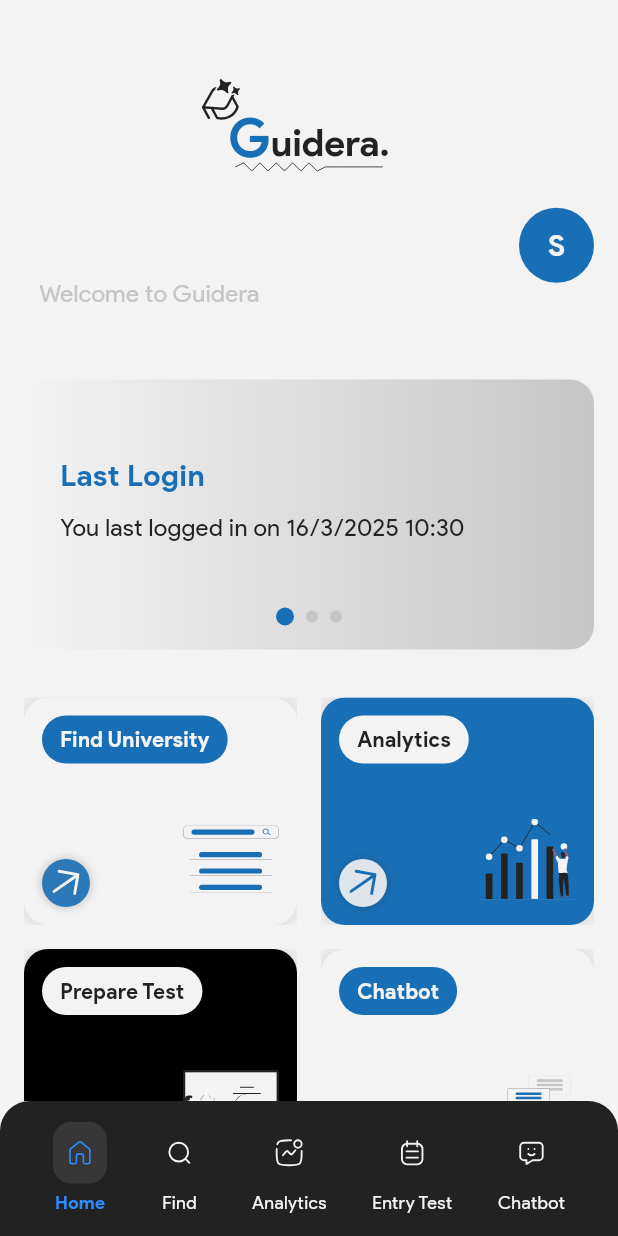
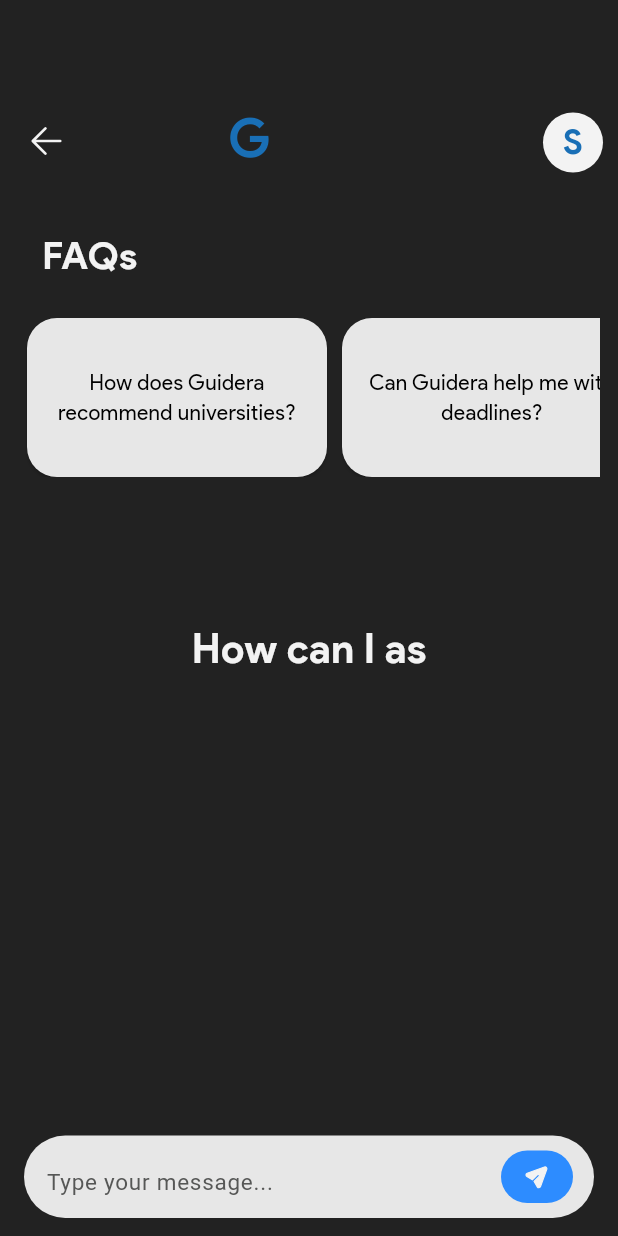
Before and after one commit to guidera-git/guidera_app, a Flutter app: the screen it shows after launch, on a phone screen of 412 x 824 dp. Run offline on Flutter 3.47's test engine with Material 3 defaults, Android fonts, the light colour scheme and no system bars; our stand-ins replace flutter_svg, image_picker, lottie, permission_handler; Roboto replaces fonts that are missing (Product Sans).

Commit message:
add chatbot screen

```diff
--- a/lib/main.dart
+++ b/lib/main.dart
@@ -1,4 +1,5 @@
 import 'package:flutter/material.dart';
+import 'package:guidera_app/screens/chatbot_screen.dart';
 import 'package:guidera_app/screens/home_screen.dart';
 import 'package:guidera_app/screens/login-signup.dart';
 import 'package:guidera_app/screens/login.dart';
@@ -25,7 +26,7 @@
       theme: lightTheme,
       darkTheme: darkTheme,
       themeMode: ThemeMode.system, // Auto-switch between light/dark mode
-      home: const HomeScreen(),
+      home: const ChatbotScreen(),
     );
   }
 }
--- /dev/null
+++ b/lib/screens/chatbot_screen.dart
@@ -0,0 +1,540 @@
+import 'dart:async';
+import 'package:flutter/material.dart';
+import 'package:flutter_svg/flutter_svg.dart';
+
+// Replace these with your actual imports.
+import 'package:guidera_app/theme/app_colors.dart';
+import 'package:guidera_app/widgets/header.dart';
+import 'package:guidera_app/screens/profile_dashboard_screen.dart'; // Make sure this is the correct path
+
+/// A single chat message (user or bot).
+class ChatMessage {
+  String text;
+  final bool isUser;
+  bool isTyping;
+
+  ChatMessage({
+    required this.text,
+    required this.isUser,
+    this.isTyping = false,
+  });
+}
+
+/// Clipper for a WhatsApp-like bubble with a tail.
+/// The tail side does NOT have a curved corner, making it look naturally attached.
+class WhatsAppBubbleClipper extends CustomClipper<Path> {
+  final bool isUser; // If true => tail on bottom-right, else bottom-left.
+
+  WhatsAppBubbleClipper({required this.isUser});
+
+  @override
+  Path getClip(Size size) {
+    final double r = 10; // Corner radius
+    final double tailSize = 6; // Size of the tail
+    final double w = size.width;
+    final double h = size.height;
+
+    final path = Path();
+
+    if (isUser) {
+      // Bubble with tail on the bottom-right.
+      path.moveTo(r, 0);
+      path.lineTo(w - r, 0);
+      path.quadraticBezierTo(w, 0, w, r);
+      path.lineTo(w, h - tailSize);
+      // Draw tail (attached, not curved).
+      path.lineTo(w - 5, h);
+      path.lineTo(w - 10, h - tailSize);
+      path.lineTo(r, h - tailSize);
+      path.quadraticBezierTo(0, h - tailSize, 0, h - r - tailSize);
+      path.lineTo(0, r);
+      path.quadraticBezierTo(0, 0, r, 0);
+      path.close();
+    } else {
+      // Bubble with tail on the bottom-left.
+      path.moveTo(r, 0);
+      path.lineTo(w - r, 0);
+      path.quadraticBezierTo(w, 0, w, r);
+      path.lineTo(w, h - r - tailSize);
+      path.quadraticBezierTo(w, h - tailSize, w - r, h - tailSize);
+      path.lineTo(tailSize, h - tailSize);
+      // Draw tail (attached, not curved).
+      path.lineTo(5, h);
+      path.lineTo(0, h - tailSize);
+      path.lineTo(0, r);
+      path.quadraticBezierTo(0, 0, r, 0);
+      path.close();
+    }
+    return path;
+  }
+
+  @override
+  bool shouldReclip(CustomClipper<Path> oldClipper) => false;
+}
+
+/// A widget that clips text into a WhatsApp-like bubble with a connected tail.
+class WhatsAppBubble extends StatelessWidget {
+  final String text;
+  final bool isUser;
+
+  const WhatsAppBubble({
+    Key? key,
+    required this.text,
+    required this.isUser,
+  }) : super(key: key);
+
+  @override
+  Widget build(BuildContext context) {
+    final bubbleColor = isUser ? AppColors.darkBlue : AppColors.myWhite;
+    final textColor = isUser ? AppColors.myWhite : AppColors.myBlack;
+
+    return ClipPath(
+      clipper: WhatsAppBubbleClipper(isUser: isUser),
+      child: Container(
+        color: bubbleColor,
+        // Symmetrical padding so text doesn't stick to edges.
+        padding: const EdgeInsets.symmetric(horizontal: 12, vertical: 12),
+        // Constrain max width so bubble grows vertically for long text.
+        constraints: BoxConstraints(
+          maxWidth: MediaQuery.of(context).size.width * 0.75,
+        ),
+        child: Text(
+          text,
+          style: TextStyle(
+            color: textColor,
+            fontSize: 15,
+          ),
+        ),
+      ),
+    );
+  }
+}
+
+/// A custom widget that continuously cycles through a list of messages using a typewriter animation.
+/// It types the message letter-by-letter, pauses, then removes the text before moving to the next message.
+class CyclicTypewriterText extends StatefulWidget {
+  final List<String> texts;
+  final TextStyle style;
+  final Duration letterDuration;
+  final Duration initialDelay;
+  final Duration pauseDuration;
+
+  const CyclicTypewriterText({
+    Key? key,
+    required this.texts,
+    required this.style,
+    this.letterDuration = const Duration(milliseconds: 100),
+    this.initialDelay = const Duration(milliseconds: 500),
+    this.pauseDuration = const Duration(milliseconds: 1000),
+  }) : super(key: key);
+
+  @override
+  _CyclicTypewriterTextState createState() => _CyclicTypewriterTextState();
+}
+
+class _CyclicTypewriterTextState extends State<CyclicTypewriterText> {
+  String _currentDisplay = "";
+  int _currentTextIndex = 0;
+
+  @override
+  void initState() {
+    super.initState();
+    _startTypingLoop();
+  }
+
+  Future<void> _startTypingLoop() async {
+    const typingDuration = Duration(milliseconds: 100);
+    while (mounted) {
+      final text = widget.texts[_currentTextIndex];
+      // Phase 1: Clear text.
+      setState(() {
+        _currentDisplay = "";
+      });
+      await Future.delayed(widget.initialDelay);
+      // Phase 2: Type out text letter-by-letter.
+      for (int i = 1; i <= text.length; i++) {
+        if (!mounted) return;
+        setState(() {
+          _currentDisplay = text.substring(0, i);
+        });
+        await Future.delayed(typingDuration);
+      }
+      // Phase 3: Pause with full text visible.
+      await Future.delayed(widget.pauseDuration);
+      // Phase 4: Delete text letter-by-letter.
+      for (int i = text.length; i >= 0; i--) {
+        if (!mounted) return;
+        setState(() {
+          _currentDisplay = text.substring(0, i);
+        });
+        await Future.delayed(typingDuration);
+      }
+      // Phase 5: Pause before next text.
+      await Future.delayed(widget.initialDelay);
+      _currentTextIndex = (_currentTextIndex + 1) % widget.texts.length;
+    }
+  }
+
+  @override
+  Widget build(BuildContext context) {
+    return Text(_currentDisplay, style: widget.style);
+  }
+}
+
+class ChatbotScreen extends StatefulWidget {
+  const ChatbotScreen({Key? key}) : super(key: key);
+
+  @override
+  _ChatbotScreenState createState() => _ChatbotScreenState();
+}
+
+class _ChatbotScreenState extends State<ChatbotScreen> {
+  final TextEditingController _messageController = TextEditingController();
+  final ScrollController _scrollController = ScrollController();
+  final List<ChatMessage> _messages = [];
+
+  // Sample FAQ list.
+  final List<Map<String, String>> _faqs = [
+    {
+      'question': 'How does Guidera recommend universities?',
+      'answer':
+      'Guidera uses your academic scores, preferences, and personality insights to generate personalized recommendations.'
+    },
+    {
+      'question': 'Can Guidera help me with deadlines?',
+      'answer':
+      'Yes, Guidera provides automated alerts for all important admission deadlines.'
+    },
+    {
+      'question': 'What data does Guidera provide?',
+      'answer': 'You get details like fee structure, admission dates, courses, and more.'
+    },
+    {
+      'question': 'How does Guidera help with test preparation?',
+      'answer':
+      'Guidera offers mock tests and visualizes your results to help you prepare effectively.'
+    },
+  ];
+
+  /// Scrolls the chat list to the bottom.
+  void _scrollToBottom() {
+    Future.delayed(const Duration(milliseconds: 100), () {
+      if (_scrollController.hasClients) {
+        _scrollController.animateTo(
+          _scrollController.position.maxScrollExtent,
+          duration: const Duration(milliseconds: 300),
+          curve: Curves.easeOut,
+        );
+      }
+    });
+  }
+
+  /// Hides the animated text by triggering a rebuild.
+  void _hideAnimatedText() {
+    if (_messages.isNotEmpty) setState(() {});
+  }
+
+  @override
+  Widget build(BuildContext context) {
+    return Scaffold(
+      // Dark background gradient.
+      body: Container(
+        decoration: const BoxDecoration(
+          gradient: LinearGradient(
+            colors: [AppColors.myBlack, AppColors.myBlack],
+            begin: Alignment.topCenter,
+            end: Alignment.bottomCenter,
+          ),
+        ),
+        child: Column(
+          children: [
+            // Header area: Stack with GuideraHeader, back button (using back.svg) & profile (right).
+            Stack(
+              children: [
+                const GuideraHeader(),
+                Positioned(
+                  left: 16,
+                  top: 79,
+                  child: GestureDetector(
+                    onTap: () => Navigator.pop(context),
+                    child: SvgPicture.asset(
+                      'assets/images/back.svg',
+                      height: 30,
+                      color: AppColors.myWhite,
+                    ),
+                  ),
+                ),
+                Positioned(
+                  right: 10,
+                  top: 75,
+                  child: GestureDetector(
+                    onTap: () {
+                      // Navigate to your Profile Dashboard screen.
+                      Navigator.push(
+                        context,
+                        MaterialPageRoute(
+                          builder: (_) => const UserProfileScreen(),
+                        ),
+                      );
+                    },
+                    child: CircleAvatar(
+                      radius: 20,
+                      backgroundColor: AppColors.myWhite, // White background.
+                      child: const Text(
+                        "S", // Initial letter; update with actual user's initial if available.
+                        style: TextStyle(
+                          fontSize: 23,
+                          color: AppColors.darkBlue,
+                          fontWeight: FontWeight.bold,
+                        ),
+                      ),
+                    ),
+                  ),
+                ),
+              ],
+            ),
+
+            // Main conversation area with a Stack overlay.
+            Expanded(
+              child: Stack(
+                children: [
+                  // List of FAQs and chat messages.
+                  ListView.builder(
+                    controller: _scrollController,
+                    padding: const EdgeInsets.symmetric(vertical: 8, horizontal: 12),
+                    itemCount: _messages.length + 1, // Extra for FAQ section.
+                    itemBuilder: (context, index) {
+                      if (index == 0) {
+                        return _buildFAQSection();
+                      }
+                      final msgIndex = index - 1;
+                      final message = _messages[msgIndex];
+                      return _buildMessageRow(message);
+                    },
+                  ),
+                  // Animated cyclic typewriter text overlay (shown only when there are no messages).
+                  if (_messages.isEmpty)
+                    Center(
+                      child: CyclicTypewriterText(
+                        texts: const [
+                          "What can I help with?",
+                          "How can I assist you?",
+                          "Need any help?"
+                        ],
+                        style: const TextStyle(
+                          color: AppColors.myWhite,
+                          fontSize: 27,
+                          fontWeight: FontWeight.bold,
+                        ),
+                        letterDuration: const Duration(milliseconds: 100),
+                        initialDelay: const Duration(milliseconds: 500),
+                        pauseDuration: const Duration(milliseconds: 1000),
+                      ),
+                    ),
+                ],
+              ),
+            ),
+
+            // Bottom input container with curved top corners.
+            Container(
+              decoration: const BoxDecoration(
+                color: AppColors.myBlack,
+                borderRadius: BorderRadius.only(
+                  topLeft: Radius.circular(20),
+                  topRight: Radius.circular(20),
+                ),
+              ),
+              padding: const EdgeInsets.symmetric(horizontal: 16, vertical: 12),
+              child: Row(
+                children: [
+                  Expanded(
+                    child: Container(
+                      height: 55,
+                      decoration: BoxDecoration(
+                        color: AppColors.lightGray,
+                        borderRadius: BorderRadius.circular(70),
+                      ),
+                      child: Stack(
+                        alignment: Alignment.centerLeft,
+                        children: [
+                          TextField(
+                            controller: _messageController,
+                            textAlign: TextAlign.justify,
+                            textAlignVertical: TextAlignVertical.center,
+                            style: const TextStyle(
+                              fontFamily: 'Product Sans',
+                              fontSize: 15,
+                              color: AppColors.myBlack,
+                            ),
+                            decoration: const InputDecoration(
+                              border: InputBorder.none,
+                              contentPadding: EdgeInsets.only(left: 15, top: 4, bottom: 8),
+                              hintText: 'Type your message...',
+                              hintStyle: TextStyle(
+                                fontFamily: 'Product Sans',
+                                fontWeight: FontWeight.normal,
+                                color: AppColors.lightBlack,
+                                fontSize: 15,
+                              ),
+                            ),
+                            onChanged: (text) {
+                              if (text.trim().isNotEmpty) _hideAnimatedText();
+                            },
+                          ),
+                          Positioned(
+                            right: 0,
+                            child: Container(
+                              height: 35,
+                              margin: const EdgeInsets.only(right: 14),
+                              decoration: BoxDecoration(
+                                color: AppColors.lightBlue,
+                                borderRadius: BorderRadius.circular(20),
+                              ),
+                              child: IconButton(
+                                icon: SvgPicture.asset(
+                                  'assets/images/send.svg',
+                                  width: 20,
+                                  color: AppColors.myWhite,
+                                ),
+                                onPressed: _handleSend,
+                              ),
+                            ),
+                          ),
+                        ],
+                      ),
+                    ),
+                  ),
+                ],
+              ),
+            ),
+          ],
+        ),
+      ),
+    );
+  }
+
+  /// Builds the FAQ section at the top.
+  Widget _buildFAQSection() {
+    return Padding(
+      padding: const EdgeInsets.only(bottom: 12),
+      child: Column(
+        crossAxisAlignment: CrossAxisAlignment.start,
+        children: [
+          const Padding(
+            padding: EdgeInsets.symmetric(horizontal: 16, vertical: 24),
+            child: Text(
+              "FAQs",
+              style: TextStyle(
+                color: AppColors.myWhite,
+                fontSize: 25,
+                fontWeight: FontWeight.bold,
+              ),
+            ),
+          ),
+          SizedBox(
+            height: 106,
+            child: ListView.builder(
+              scrollDirection: Axis.horizontal,
+              padding: const EdgeInsets.symmetric(horizontal: 6),
+              itemCount: _faqs.length,
+              itemBuilder: (context, index) {
+                final faq = _faqs[index];
+                return GestureDetector(
+                  onTap: () => _handleFaqTap(faq['question']!, faq['answer']!),
+                  child: Card(
+                    color: AppColors.lightGray,
+                    shape: RoundedRectangleBorder(
+                      borderRadius: BorderRadius.circular(20),
+                    ),
+                    margin: const EdgeInsets.only(right: 10),
+                    child: Container(
+                      width: 200,
+                      padding: const EdgeInsets.all(16),
+                      child: Center(
+                        child: Text(
+                          faq['question']!,
+                          style: const TextStyle(
+                            color: AppColors.darkBlack,
+                            fontSize: 14,
+                            fontWeight: FontWeight.normal,
+                          ),
+                          textAlign: TextAlign.center,
+                        ),
+                      ),
+                    ),
+                  ),
+                );
+              },
+            ),
+          ),
+        ],
+      ),
+    );
+  }
+
+  /// Builds a chat message row with a WhatsApp-style bubble.
+  Widget _buildMessageRow(ChatMessage message) {
+    return Container(
+      margin: const EdgeInsets.symmetric(vertical: 4),
+      child: Row(
+        mainAxisAlignment:
+        message.isUser ? MainAxisAlignment.end : MainAxisAlignment.start,
+        children: [
+          WhatsAppBubble(
+            text: message.text,
+            isUser: message.isUser,
+          ),
+        ],
+      ),
+    );
+  }
+
+  /// Handles FAQ tap: adds the user's question and then simulates a bot response.
+  void _handleFaqTap(String question, String answer) {
+    setState(() {
+      _messages.add(ChatMessage(text: question, isUser: true));
+      _messages.add(ChatMessage(text: "Thinking...", isUser: false, isTyping: true));
+    });
+    _scrollToBottom();
+    final int botMessageIndex = _messages.length - 1;
+    Future.delayed(const Duration(seconds: 1), () {
+      _simulateTyping(answer, botMessageIndex);
+    });
+  }
+
+  /// Handles the send button press: adds the user's message and simulates a bot response.
+  void _handleSend() {
+    final text = _messageController.text.trim();
+    if (text.isEmpty) return;
+    setState(() {
+      _messages.add(ChatMessage(text: text, isUser: true));
+      _messageController.clear();
+      _messages.add(ChatMessage(text: "Thinking...", isUser: false, isTyping: true));
+    });
+    _scrollToBottom();
+    final int botMessageIndex = _messages.length - 1;
+    Future.delayed(const Duration(seconds: 1), () {
+      _simulateTyping("I'm processing your query...", botMessageIndex);
+    });
+  }
+
+  /// Simulates the bot typing letter-by-letter.
+  void _simulateTyping(String fullResponse, int messageIndex) {
+    int currentIndex = 0;
+    Timer.periodic(const Duration(milliseconds: 40), (timer) {
+      if (currentIndex < fullResponse.length) {
+        setState(() {
+          _messages[messageIndex].text = fullResponse.substring(0, currentIndex + 1);
+        });
+        currentIndex++;
+        _scrollToBottom();
+      } else {
+        timer.cancel();
+        setState(() {
+          _messages[messageIndex].isTyping = false;
+        });
+        _scrollToBottom();
+      }
+    });
+  }
+}
```
